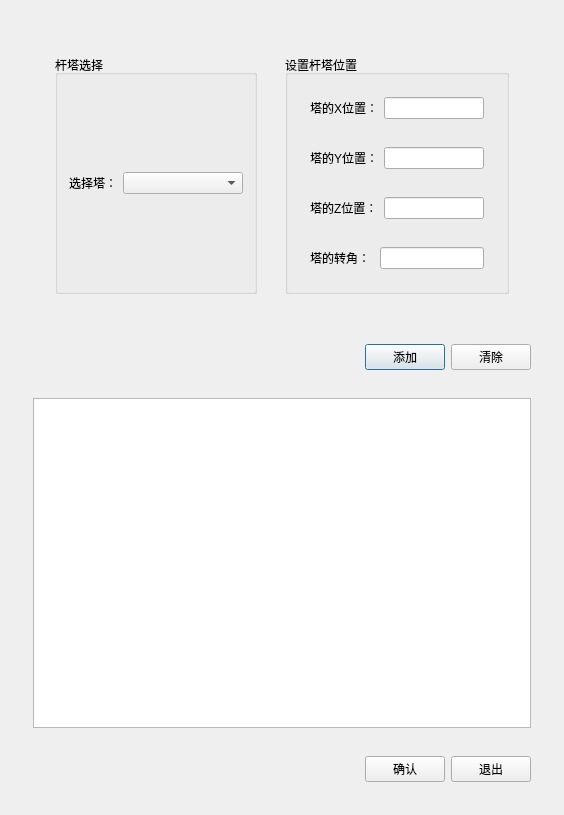
Old version of the form TW/TowerWireGroupAssembly.ui in the repository Shixuku/Tower-Visual.
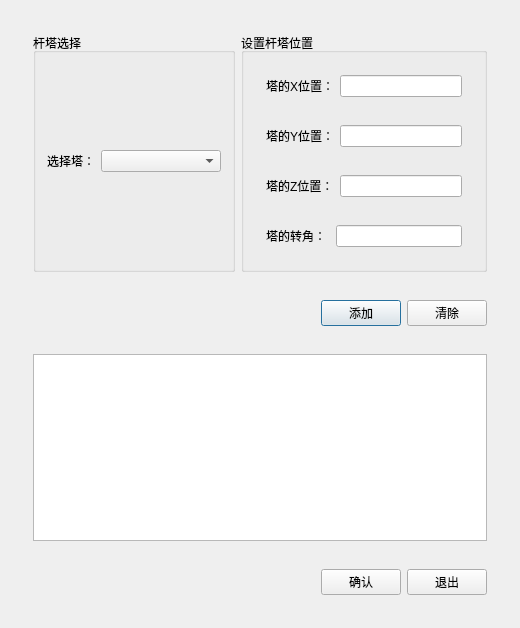
New version of the form.

What changed in the file:
```diff
--- a/TW/TowerWireGroupAssembly.ui
+++ b/TW/TowerWireGroupAssembly.ui
@@ -6,8 +6,8 @@
    <rect>
     <x>0</x>
     <y>0</y>
-    <width>519</width>
-    <height>815</height>
+    <width>520</width>
+    <height>628</height>
    </rect>
   </property>
   <property name="windowTitle">
@@ -21,12 +21,6 @@
        <widget class="QWidget" name="widget_3" native="true">
         <layout class="QHBoxLayout" name="horizontalLayout">
          <item>
-          <widget class="QWidget" name="widget_5" native="true">
-           <layout class="QHBoxLayout" name="horizontalLayout_2">
-            <item>
-             <widget class="QWidget" name="widget_4" native="true">
-              <layout class="QHBoxLayout" name="horizontalLayout_3">
-               <item>
                 <widget class="QGroupBox" name="groupBox_2">
                  <property name="title">
                   <string>杆塔选择</string>
@@ -58,12 +52,6 @@
                  </layout>
                 </widget>
                </item>
-              </layout>
-             </widget>
-            </item>
-            <item>
-             <widget class="QWidget" name="widget_6" native="true">
-              <layout class="QVBoxLayout" name="verticalLayout_4">
                <item>
                 <widget class="QGroupBox" name="groupBox">
                  <property name="title">
@@ -137,12 +125,6 @@
                      </item>
                      <item>
                       <widget class="QLineEdit" name="lineEditAngle"/>
-                     </item>
-                    </layout>
-                   </widget>
-                  </item>
-                 </layout>
-                </widget>
                </item>
               </layout>
              </widget>
```
Lines whose indentation alone changed are shown as unchanged.
